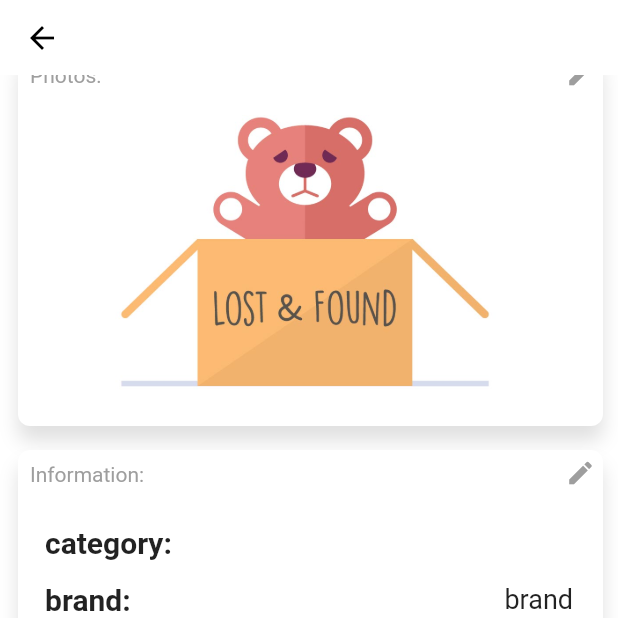
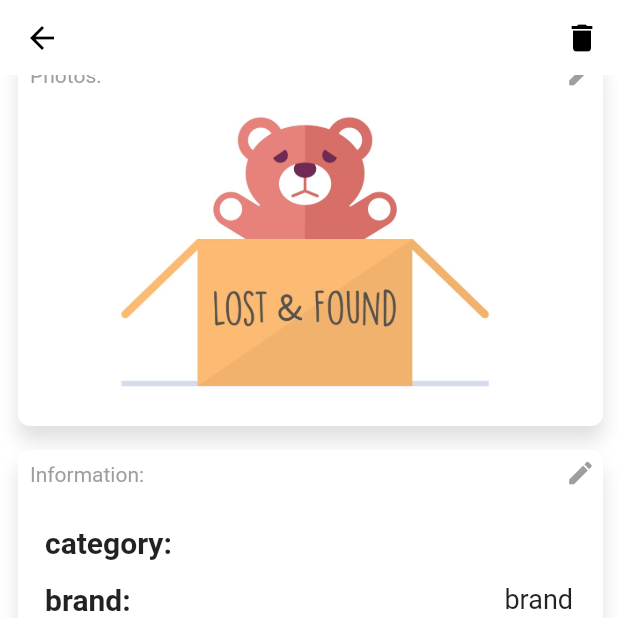
Before and after one commit to gh0stadian/lost-n-found_fe, a Flutter app: the DetailPage screen opened directly with empty values, scrolled down 72 dp, on a phone screen of 412 x 824 dp, the top half of it. Run offline on Flutter 3.47's test engine with Material 2 defaults, Android fonts, the phone set to English and light mode, and no system bars; drawn by our look-alikes of google_maps_flutter, photo_view; our stand-ins replace dio, flash, flutter_login, flutter_speed_dial, google_sign_in and 1 more; missing offline and left inert: dart:ffi, easy_gradient_text, load, multi_image_picker; accounts and stored records are empty; generated files the repository leaves out were written again.

Commit message:
delete item

```diff
--- a/lib/detail_page.dart
+++ b/lib/detail_page.dart
@@ -26,7 +26,7 @@ class DetailPage extends StatelessWidget {
   @override
   Widget build(BuildContext context) {
     return new Scaffold(
-      appBar: CustomTopBar(""),
+      appBar: detailTopBar(item, itemType),
       backgroundColor: Colors.white,
       body: SingleChildScrollView(
         child: new Column(
--- a/lib/general_widgets.dart
+++ b/lib/general_widgets.dart
@@ -1,7 +1,10 @@
 import 'package:flutter/material.dart';
+import 'package:lost_and_found_ui/api_requests/items.dart';
 import 'lost_item.dart';
 import 'matches/matches.dart';
 import 'package:url_launcher/url_launcher.dart';
+
+import 'models/item.dart';
 
 class CustomTopBar extends StatelessWidget with PreferredSizeWidget {
   @override
@@ -28,6 +31,37 @@ class CustomTopBar extends StatelessWidget with PreferredSizeWidget {
         icon: Icon(Icons.arrow_back, color: Colors.black),
         onPressed: () => Navigator.of(context).pop(),
       ),
+
+    );
+  }
+}
+
+
+class detailTopBar extends StatelessWidget with PreferredSizeWidget {
+  @override
+  final Size preferredSize;
+  Item item;
+  String itemType;
+
+  detailTopBar(this.item, this.itemType)  : preferredSize = Size.fromHeight(50.0);
+
+  @override
+  Widget build(BuildContext context) {
+    return AppBar(
+      elevation: 0,
+      backgroundColor: Colors.white,
+      bottomOpacity: 0.0,
+      leading: IconButton(
+        icon: Icon(Icons.arrow_back, color: Colors.black),
+        onPressed: () => Navigator.of(context).pop(),
+      ),
+      actions: [
+        IconButton(
+            icon: Icon(Icons.delete, color: Colors.black),
+            onPressed: () => deleteItem(item, itemType).then((value) =>
+                Navigator.of(context).pop())),
+      ],
+
     );
   }
 }
```
Also changed, not shown: lib/api_requests/items.dart (+18 -0 lines).
